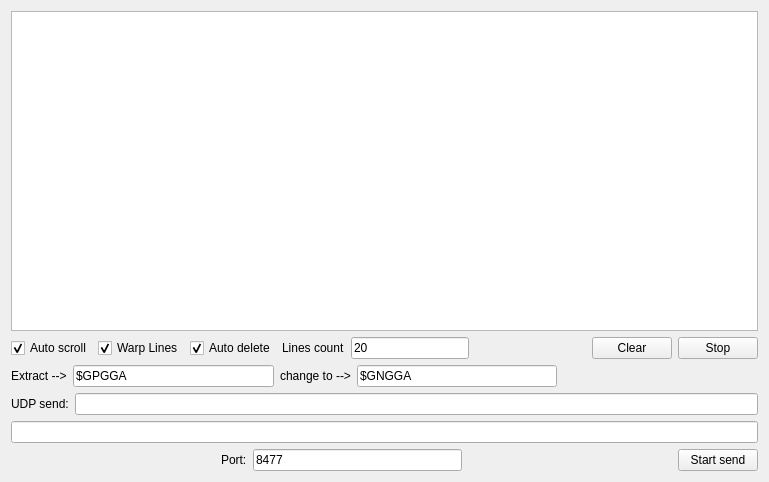
Qt form GpsSerialToUdp/terminal.ui (DamianPodrazaCode/GpsSerialToUdp) before a commit.
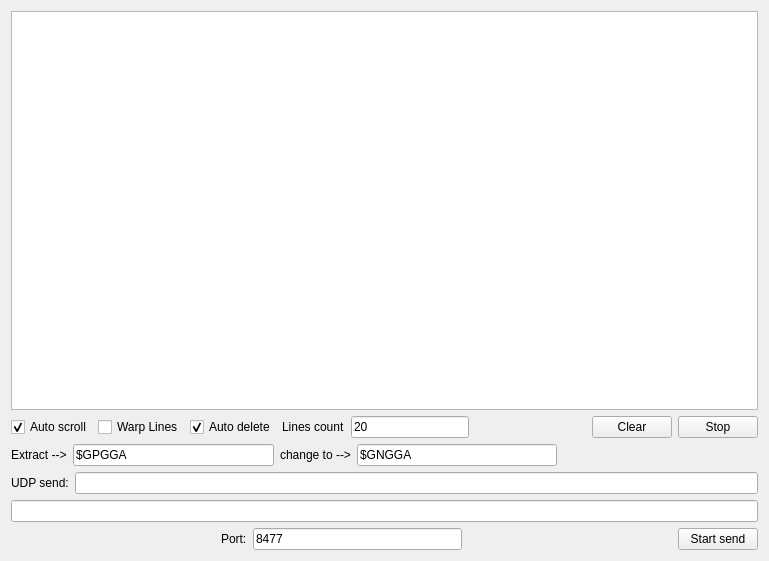
The same form after that commit.

What changed in the file:
```diff
--- a/GpsSerialToUdp/terminal.ui
+++ b/GpsSerialToUdp/terminal.ui
@@ -7,7 +7,7 @@
     <x>0</x>
     <y>0</y>
     <width>769</width>
-    <height>482</height>
+    <height>561</height>
    </rect>
   </property>
   <property name="windowTitle">
@@ -25,6 +25,9 @@
      <property name="undoRedoEnabled">
       <bool>false</bool>
      </property>
+     <property name="lineWrapMode">
+      <enum>QPlainTextEdit::NoWrap</enum>
+     </property>
      <property name="textInteractionFlags">
       <set>Qt::TextBrowserInteraction</set>
      </property>
@@ -150,7 +153,7 @@
         <string>Warp Lines</string>
        </property>
        <property name="checked">
-        <bool>true</bool>
+        <bool>false</bool>
        </property>
       </widget>
      </item>
```
